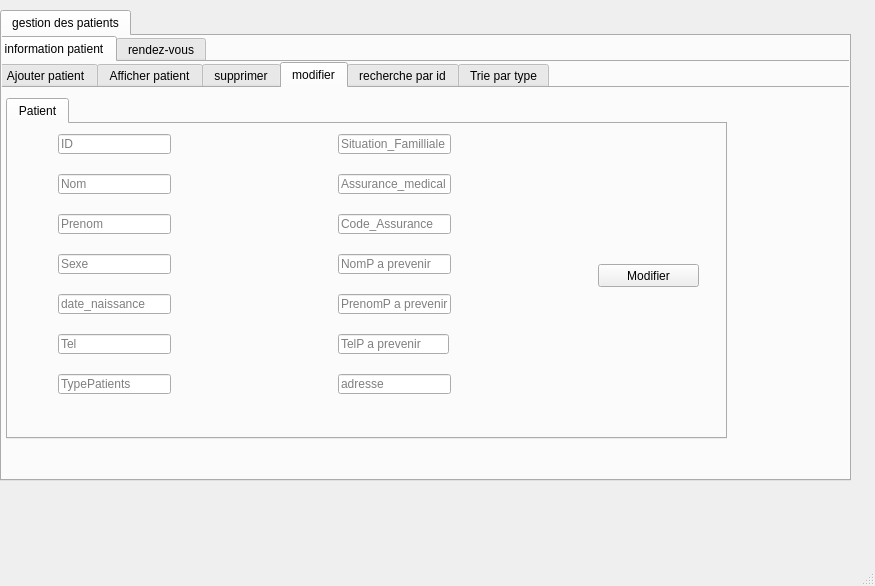
Old version of the form Desktop/2A12/project c++/qt/E-Clinic/mainwindow.ui in the repository zeineb-eya/E-Health_care_2A12.
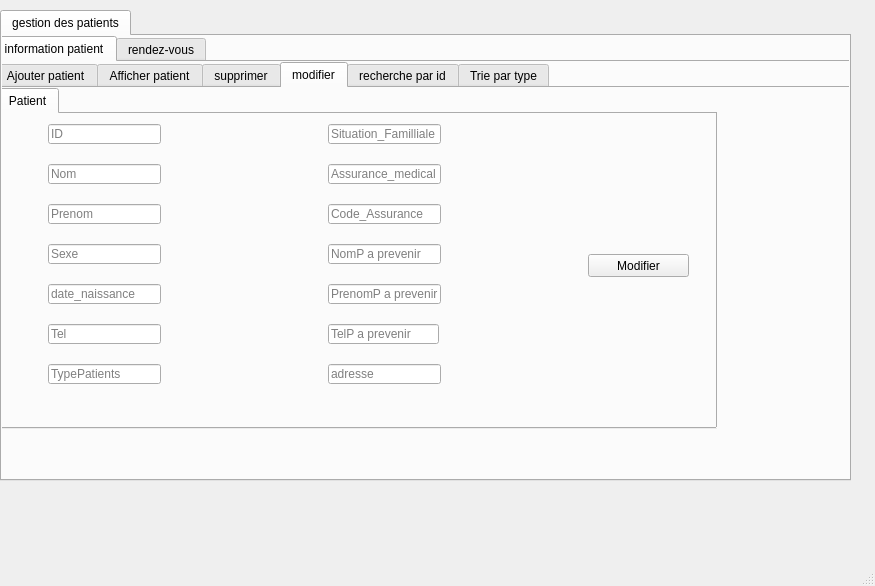
New version of the form.

Patch:
```diff
--- a/Desktop/2A12/project c++/qt/E-Clinic/mainwindow.ui
+++ b/Desktop/2A12/project c++/qt/E-Clinic/mainwindow.ui
@@ -361,8 +361,8 @@
          <widget class="QTabWidget" name="tabWidget_9">
           <property name="geometry">
            <rect>
-            <x>10</x>
-            <y>10</y>
+            <x>0</x>
+            <y>0</y>
             <width>721</width>
             <height>341</height>
            </rect>
```
